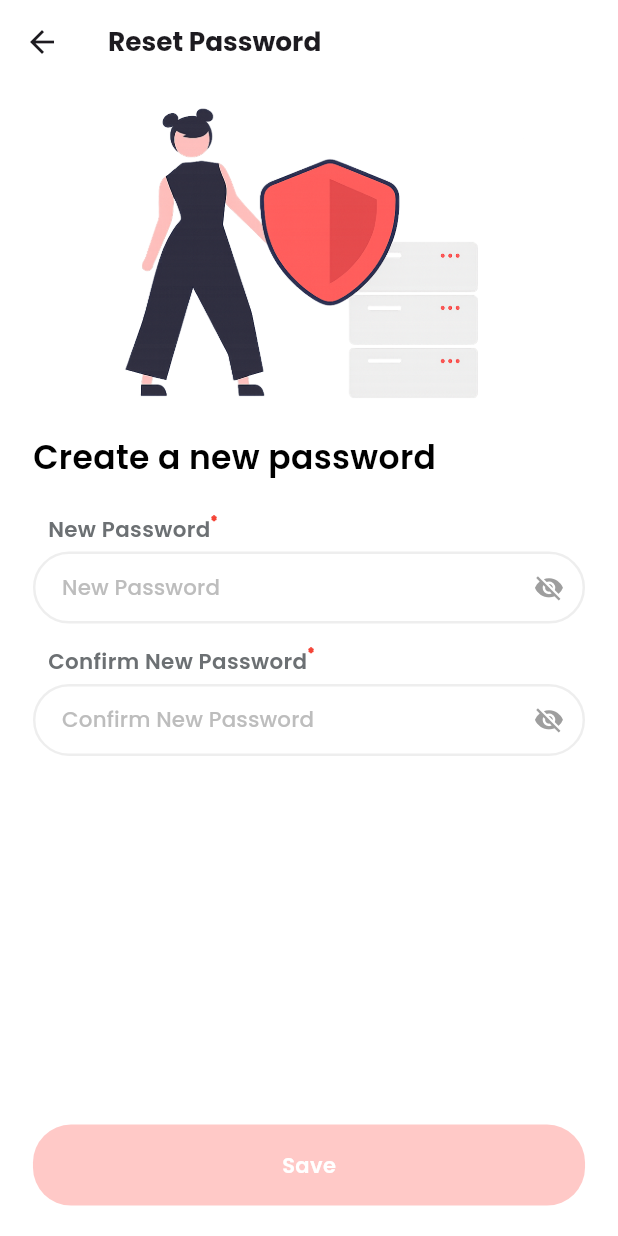
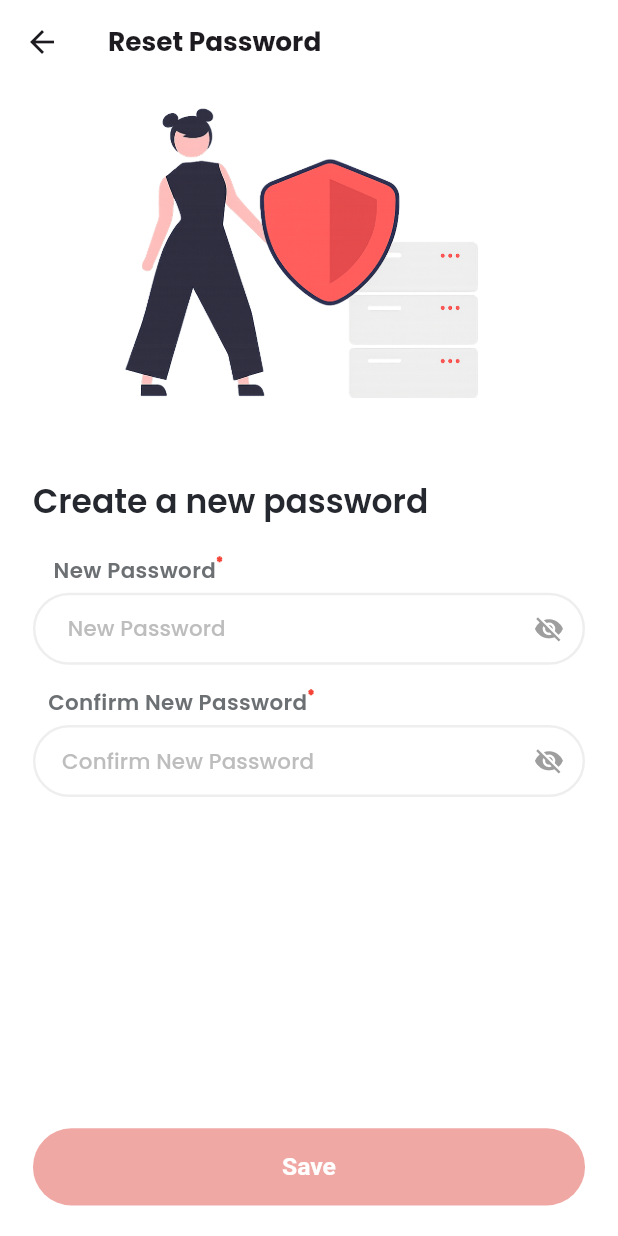
Before and after one commit to Aman-Singh-Rawat/newsy_app, a Flutter app: the ResetPasswordScreen screen opened directly, on a phone screen of 412 x 824 dp. Run offline on Flutter 3.47's test engine with Material 3 defaults, Android fonts, the phone set to English and light mode, and no system bars; our stand-ins replace flutter_screenutil, flutter_spinkit, flutter_svg, grouped_list, image_picker, pinput; missing offline and left inert: flutter_quill, flutter_quill_extensions, mobkit_dashed_border.

```diff
--- a/lib/core/utils/constants/text_strings.dart
+++ b/lib/core/utils/constants/text_strings.dart
@@ -15,6 +15,7 @@ class TextStrings {
   static const String getStarted = "Get Started";
   static const String continueText = "Continue";
   static const String verify = "Verify";
+  static const String save = "Save";
 
   // news agency
   static const String newsAgencyAppBarText = "Do You?";
@@ -62,6 +63,7 @@ class TextStrings {
   static const String didNotRecieveCode = "Didn't Receive otp? ";
 
   // reset password
+  static const String resetPassword = "Reset Password";
   static const String resetPasswordTitle = "Create a new password";
   static const String newPassword = " New Password";
   static const String confirmNewPass = "Confirm New Password";
--- a/lib/view/views/auth/reset_password_screen.dart
+++ b/lib/view/views/auth/reset_password_screen.dart
@@ -1,7 +1,9 @@
 import 'package:flutter/material.dart';
 import 'package:flutter_screenutil/flutter_screenutil.dart';
+import 'package:newsy/core/navigation/app_navigation.dart';
 
 import 'package:newsy/core/utils/constants/image_strings.dart';
+import 'package:newsy/core/utils/constants/text_strings.dart';
 import 'package:newsy/core/utils/extension.dart';
 
 import '../../../core/theme/app_colors.dart';
@@ -41,7 +43,9 @@ class _ResetPasswordScreenState extends State<ResetPasswordScreen> {
   @override
   Widget build(BuildContext context) {
     return Scaffold(
-      appBar: AppBar(title: Text("Reset Password")),
+      resizeToAvoidBottomInset: false,
+
+      appBar: AppBar(title: Text(TextStrings.resetPassword)),
       body: Column(
         mainAxisSize: MainAxisSize.max,
         crossAxisAlignment: CrossAxisAlignment.start,
@@ -55,21 +59,21 @@ class _ResetPasswordScreenState extends State<ResetPasswordScreen> {
               fit: BoxFit.cover,
             ),
           ),
+
+          SizedBox(height: 30.h),
+
           Text(
-            "Create a new password",
-            style: TextStyle(
-              fontSize: 20.sp,
-              fontWeight: FontWeight.w600,
-              color: Colors.black,
-            ),
+            TextStrings.resetPasswordTitle,
+            style: Theme.of(context).textTheme.headlineMedium,
           ),
 
           SizedBox(height: 22.h),
 
           /// new password field
           CustomTextFieldWithLabel(
-            label: "New Password",
-            hint: "New Password",
+            isFieldEmpty: _isFieldEmpty,
+            label: TextStrings.newPassword,
+            hint: TextStrings.newPassword,
             isPassword: true,
             controller: _emailController,
           ),
@@ -78,8 +82,9 @@ class _ResetPasswordScreenState extends State<ResetPasswordScreen> {
 
           /// password field
           CustomTextFieldWithLabel(
-            label: "Confirm New Password",
-            hint: "Confirm New Password",
+            isFieldEmpty: _isFieldEmpty,
+            label: TextStrings.confirmNewPass,
+            hint: TextStrings.confirmNewPass,
             isPassword: true,
             controller: _passwordController,
             textInputAction: TextInputAction.done,
@@ -87,14 +92,16 @@ class _ResetPasswordScreenState extends State<ResetPasswordScreen> {
 
           Spacer(),
 
-          CustomBtn(
-            isClickable: !_isFieldEmpty,
-            color: _isFieldEmpty
-                ? Colorr.primaryColor[200]!
-                : Colorr.primaryColor[400]!,
-            btnText: "Save",
-            onTap: () => Navigator.of(context).push(
-              MaterialPageRoute(builder: (context) => CongratulationScreen()),
+          SizedBox(
+            width: double.infinity,
+            child: ElevatedButton(
+              onPressed: _isFieldEmpty
+                  ? null
+                  : () => AppNavigator.pushAndRemoveAll(
+                      context,
+                      const CongratulationScreen(),
+                    ),
+              child: Text(TextStrings.save),
             ),
           ),
 
```
